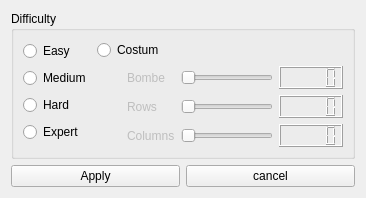
Before: the Qt Designer form option.ui in B-AJ-Amar/Minesweeper, drawn with Qt 5.
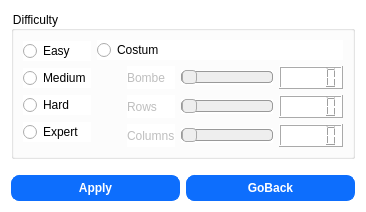
After: the same form once the commit is applied.

Commit message: complete options window

What changed in the file:
```diff
--- a/option.ui
+++ b/option.ui
@@ -7,11 +7,16 @@
     <x>0</x>
     <y>0</y>
     <width>366</width>
-    <height>197</height>
+    <height>207</height>
    </rect>
   </property>
   <property name="windowTitle">
-   <string>Settings(CommingSoon)</string>
+   <string>Settings</string>
+  </property>
+  <property name="styleSheet">
+   <string notr="true">QWidget {
+  background-color: #fff;
+}</string>
   </property>
   <layout class="QVBoxLayout" name="verticalLayout_11">
    <item>
@@ -63,6 +68,9 @@
        <layout class="QVBoxLayout" name="verticalLayout_10">
         <item>
          <widget class="QRadioButton" name="rb5">
+          <property name="styleSheet">
+           <string notr="true"/>
+          </property>
           <property name="text">
            <string>Costum</string>
           </property>
@@ -124,6 +132,64 @@
             <property name="enabled">
              <bool>false</bool>
             </property>
+            <property name="styleSheet">
+             <string notr="true">QSlider::groove:horizontal {
+border: 1px solid #bbb;
+background: white;
+height: 10px;
+border-radius: 4px;
+}
+
+QSlider::sub-page:horizontal {
+background: qlineargradient(x1: 0, y1: 0,    x2: 0, y2: 1,
+    stop: 0 #66e, stop: 1 #bbf);
+background: qlineargradient(x1: 0, y1: 0.2, x2: 1, y2: 1,
+    stop: 0 #bbf, stop: 1 #55f);
+border: 1px solid #777;
+height: 10px;
+border-radius: 4px;
+}
+
+QSlider::add-page:horizontal {
+background: #fff;
+border: 1px solid #777;
+height: 10px;
+border-radius: 4px;
+}
+
+QSlider::handle:horizontal {
+background: qlineargradient(x1:0, y1:0, x2:1, y2:1,
+    stop:0 #eee, stop:1 #ccc);
+border: 1px solid #777;
+width: 13px;
+margin-top: -2px;
+margin-bottom: -2px;
+border-radius: 4px;
+}
+
+QSlider::handle:horizontal:hover {
+background: qlineargradient(x1:0, y1:0, x2:1, y2:1,
+    stop:0 #fff, stop:1 #ddd);
+border: 1px solid #444;
+border-radius: 4px;
+}
+
+QSlider::sub-page:horizontal:disabled {
+background: #bbb;
+border-color: #999;
+}
+
+QSlider::add-page:horizontal:disabled {
+background: #eee;
+border-color: #999;
+}
+
+QSlider::handle:horizontal:disabled {
+background: #eee;
+border: 1px solid #aaa;
+border-radius: 4px;
+}</string>
+            </property>
             <property name="orientation">
              <enum>Qt::Horizontal</enum>
             </property>
@@ -145,7 +211,62 @@
              <bool>false</bool>
             </property>
             <property name="styleSheet">
-             <string notr="true"/>
+             <string notr="true">QSlider::groove:horizontal {
+border: 1px solid #bbb;
+background: white;
+height: 10px;
+border-radius: 4px;
+}
+
+QSlider::sub-page:horizontal {
+background: qlineargradient(x1: 0, y1: 0,    x2: 0, y2: 1,
+    stop: 0 #66e, stop: 1 #bbf);
+background: qlineargradient(x1: 0, y1: 0.2, x2: 1, y2: 1,
+    stop: 0 #bbf, stop: 1 #55f);
+border: 1px solid #777;
+height: 10px;
+border-radius: 4px;
+}
+
+QSlider::add-page:horizontal {
+background: #fff;
+border: 1px solid #777;
+height: 10px;
+border-radius: 4px;
+}
+
+QSlider::handle:horizontal {
+background: qlineargradient(x1:0, y1:0, x2:1, y2:1,
+    stop:0 #eee, stop:1 #ccc);
+border: 1px solid #777;
+width: 13px;
+margin-top: -2px;
+margin-bottom: -2px;
+border-radius: 4px;
+}
+
+QSlider::handle:horizontal:hover {
+background: qlineargradient(x1:0, y1:0, x2:1, y2:1,
+    stop:0 #fff, stop:1 #ddd);
+border: 1px solid #444;
+border-radius: 4px;
+}
+
+QSlider::sub-page:horizontal:disabled {
+background: #bbb;
+border-color: #999;
+}
+
+QSlider::add-page:horizontal:disabled {
+background: #eee;
+border-color: #999;
+}
+
+QSlider::handle:horizontal:disabled {
+background: #eee;
+border: 1px solid #aaa;
+border-radius: 4px;
+}</string>
             </property>
             <property name="orientation">
              <enum>Qt::Horizontal</enum>
@@ -158,7 +279,62 @@
              <bool>false</bool>
             </property>
             <property name="styleSheet">
-             <string notr="true"/>
+             <string notr="true">QSlider::groove:horizontal {
+border: 1px solid #bbb;
+background: white;
+height: 10px;
+border-radius: 4px;
+}
+
+QSlider::sub-page:horizontal {
+background: qlineargradient(x1: 0, y1: 0,    x2: 0, y2: 1,
+    stop: 0 #66e, stop: 1 #bbf);
+background: qlineargradient(x1: 0, y1: 0.2, x2: 1, y2: 1,
+    stop: 0 #bbf, stop: 1 #55f);
+border: 1px solid #777;
+height: 10px;
+border-radius: 4px;
+}
+
+QSlider::add-page:horizontal {
+background: #fff;
+border: 1px solid #777;
+height: 10px;
+border-radius: 4px;
+}
+
+QSlider::handle:horizontal {
+background: qlineargradient(x1:0, y1:0, x2:1, y2:1,
+    stop:0 #eee, stop:1 #ccc);
+border: 1px solid #777;
+width: 13px;
+margin-top: -2px;
+margin-bottom: -2px;
+border-radius: 4px;
+}
+
+QSlider::handle:horizontal:hover {
+background: qlineargradient(x1:0, y1:0, x2:1, y2:1,
+    stop:0 #fff, stop:1 #ddd);
+border: 1px solid #444;
+border-radius: 4px;
+}
+
+QSlider::sub-page:horizontal:disabled {
+background: #bbb;
+border-color: #999;
+}
+
+QSlider::add-page:horizontal:disabled {
+background: #eee;
+border-color: #999;
+}
+
+QSlider::handle:horizontal:disabled {
+background: #eee;
+border: 1px solid #aaa;
+border-radius: 4px;
+}</string>
             </property>
             <property name="orientation">
              <enum>Qt::Horizontal</enum>
@@ -176,15 +352,49 @@
     <layout class="QHBoxLayout" name="horizontalLayout_3">
      <item>
       <widget class="QPushButton" name="apply">
+       <property name="styleSheet">
+        <string notr="true">QPushButton {
+  background-color: #0d6efd;
+  color: #fff;
+  font-weight: 600;
+  border-radius: 8px;
+  border: 1px solid #0d6efd;
+  padding: 5px 15px;
+  margin-top: 10px;
+  outline: 0px;
+}
+QPushButton:hover,
+QPushButton:focus {
+  background-color: #0b5ed7;
+  border: 3px solid #9ac3fe;
+}</string>
+       </property>
        <property name="text">
         <string>Apply</string>
        </property>
       </widget>
      </item>
      <item>
-      <widget class="QPushButton" name="cancel">
+      <widget class="QPushButton" name="GoBack">
+       <property name="styleSheet">
+        <string notr="true">QPushButton {
+  background-color: #0d6efd;
+  color: #fff;
+  font-weight: 600;
+  border-radius: 8px;
+  border: 1px solid #0d6efd;
+  padding: 5px 15px;
+  margin-top: 10px;
+  outline: 0px;
+}
+QPushButton:hover,
+QPushButton:focus {
+  background-color: #0b5ed7;
+  border: 3px solid #9ac3fe;
+}</string>
+       </property>
        <property name="text">
-        <string>cancel</string>
+        <string>GoBack</string>
        </property>
       </widget>
      </item>
```
The commit also changes 5 other files.
